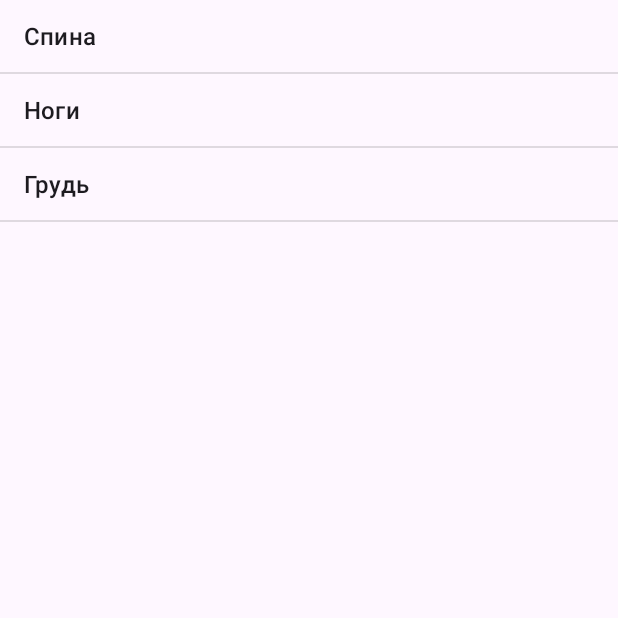
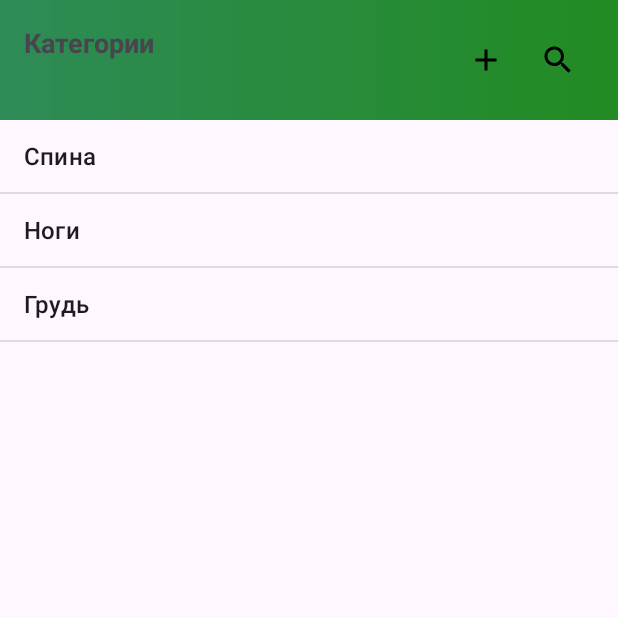
Before and after one commit to ArtyukovNikita/Workaut_helper_app, an Android app: the screen it shows after launch (CategoryActivity), after a tap on "Упражнения", on a phone screen of 412 x 824 dp, the top half of it. Run offline under Robolectric (Android 15) with nearby library versions, the phone set to English and light mode, and no system bars; 1 other tap on this screen came first.

Commit message:
Соmmit 0.3.3: Добавлена база данных и немного изменены активности со списками

```diff
--- a/app/src/main/AndroidManifest.xml
+++ b/app/src/main/AndroidManifest.xml
@@ -20,8 +20,9 @@
                 <category android:name="android.intent.category.LAUNCHER" />
             </intent-filter>
         </activity>
-        <activity android:name=".CategoryActivity" />
+        <activity android:name=".CategoryActivity"></activity>
         <activity android:name=".ExerciseActivity" />
+
     </application>
 
 </manifest>
--- a/app/src/main/java/com/example/workauthelper/CategoryActivity.java
+++ b/app/src/main/java/com/example/workauthelper/CategoryActivity.java
@@ -5,21 +5,33 @@ import android.os.Bundle;
 import android.view.View;
 import android.widget.AdapterView;
 import android.widget.ArrayAdapter;
+import android.widget.ImageButton; // Импортируем ImageButton
 import android.widget.ListView;
+import android.widget.TextView;
 import androidx.appcompat.app.AppCompatActivity;
-import android.content.Intent;
 
 public class CategoryActivity extends AppCompatActivity {
 
     private ListView listView;
     private String[] categories = {"Спина", "Ноги", "Грудь"};
+    private ImageButton addButton; // Добавляем ImageButton для добавления
+    private ImageButton searchButton; // Добавляем ImageButton для поиска
 
     @Override
     protected void onCreate(Bundle savedInstanceState) {
         super.onCreate(savedInstanceState);
         setContentView(R.layout.activity_category);
 
+        // Инициализация элементов интерфейса
         listView = findViewById(R.id.category_list_view);
+        TextView title = findViewById(R.id.activity_title);
+        addButton = findViewById(R.id.add_button); // Инициализируем ImageButton
+        searchButton = findViewById(R.id.search_button); // Инициализируем ImageButton
+
+        // Установка названия активности
+        title.setText("Категории");
+
+        // Установка адаптера для списка категорий
         ArrayAdapter<String> adapter = new ArrayAdapter<>(this, android.R.layout.simple_list_item_1, categories);
         listView.setAdapter(adapter);
 
@@ -31,5 +43,20 @@ public class CategoryActivity extends AppCompatActivity {
                 startActivity(intent);
             }
         });
+
+        // Обработка нажатий на иконки
+        addButton.setOnClickListener(new View.OnClickListener() {
+            @Override
+            public void onClick(View v) {
+                // Код для добавления новой категории
+            }
+        });
+
+        searchButton.setOnClickListener(new View.OnClickListener() {
+            @Override
+            public void onClick(View v) {
+                // Код для поиска категории
+            }
+        });
     }
 }
--- a/app/src/main/java/com/example/workauthelper/MainActivity.java
+++ b/app/src/main/java/com/example/workauthelper/MainActivity.java
@@ -72,8 +72,12 @@ public class MainActivity extends AppCompatActivity {
         navigationView.setNavigationItemSelectedListener(item -> {
             int id = item.getItemId();
             if (id == R.id.menu_exercises) {
-                Intent intent = new Intent(this, CategoryActivity.class);
-                startActivity(intent);
+                try {
+                    Intent intent = new Intent(this, CategoryActivity.class);
+                    startActivity(intent);
+                } catch (Exception e) {
+                    e.printStackTrace(); // Выводим ошибку в Logcat
+                }
             }
             drawerLayout.closeDrawer(GravityCompat.START);
             return true;
--- /dev/null
+++ b/app/src/main/res/drawable/baseline_add_24.xml
@@ -0,0 +1,5 @@
+<vector xmlns:android="http://schemas.android.com/apk/res/android" android:height="24dp" android:tint="#000000" android:viewportHeight="24" android:viewportWidth="24" android:width="24dp">
+
+    <path android:fillColor="@android:color/white" android:pathData="M19,13h-6v6h-2v-6H5v-2h6V5h2v6h6v2z"/>
+
+</vector>
--- /dev/null
+++ b/app/src/main/res/drawable/baseline_search_24.xml
@@ -0,0 +1,5 @@
+<vector xmlns:android="http://schemas.android.com/apk/res/android" android:height="24dp" android:tint="#000000" android:viewportHeight="24" android:viewportWidth="24" android:width="24dp">
+
+    <path android:fillColor="@android:color/white" android:pathData="M15.5,14h-0.79l-0.28,-0.27C15.41,12.59 16,11.11 16,9.5 16,5.91 13.09,3 9.5,3S3,5.91 3,9.5 5.91,16 9.5,16c1.61,0 3.09,-0.59 4.23,-1.57l0.27,0.28v0.79l5,4.99L20.49,19l-4.99,-5zM9.5,14C7.01,14 5,11.99 5,9.5S7.01,5 9.5,5 14,7.01 14,9.5 11.99,14 9.5,14z"/>
+
+</vector>
--- a/app/src/main/res/layout/activity_category.xml
+++ b/app/src/main/res/layout/activity_category.xml
@@ -4,8 +4,41 @@
     android:layout_height="match_parent"
     android:orientation="vertical">
 
+    <LinearLayout
+        android:layout_width="match_parent"
+        android:layout_height="wrap_content"
+        android:orientation="horizontal"
+        android:padding="16dp"
+        android:background="@drawable/gradient_background">
+
+
+        <TextView
+            android:id="@+id/activity_title"
+            android:layout_width="0dp"
+            android:layout_weight="1"
+            android:layout_height="wrap_content"
+            android:textSize="18sp"
+            android:textStyle="bold"/>
+
+        <ImageButton
+            android:id="@+id/add_button"
+            android:layout_width="48dp"
+            android:layout_height="48dp"
+            android:src="@drawable/baseline_add_24"
+            android:contentDescription="Добавить"
+            android:background="?attr/selectableItemBackground" />
+
+        <ImageButton
+            android:id="@+id/search_button"
+            android:layout_width="48dp"
+            android:layout_height="48dp"
+            android:src="@drawable/baseline_search_24"
+            android:contentDescription="Поиск"
+            android:background="?attr/selectableItemBackground" />
+    </LinearLayout>
+
     <ListView
         android:id="@+id/category_list_view"
         android:layout_width="match_parent"
-        android:layout_height="match_parent" />
+        android:layout_height="match_parent"/>
 </LinearLayout>
```
Also changed, not shown: app/src/main/java/com/example/workauthelper/DatabaseHelper.java (added, +75 -0 lines), app/src/main/java/com/example/workauthelper/ExerciseActivity.java (+24 -18 lines), app/src/main/res/layout/activity_exercise.xml (+34 -3 lines).
